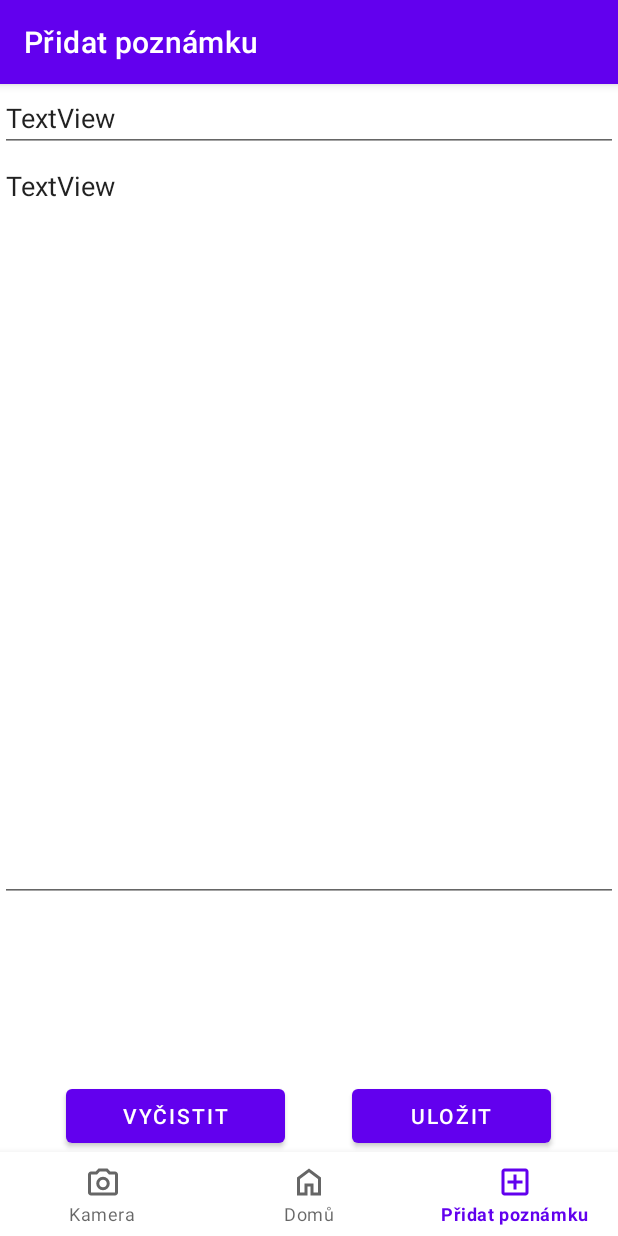
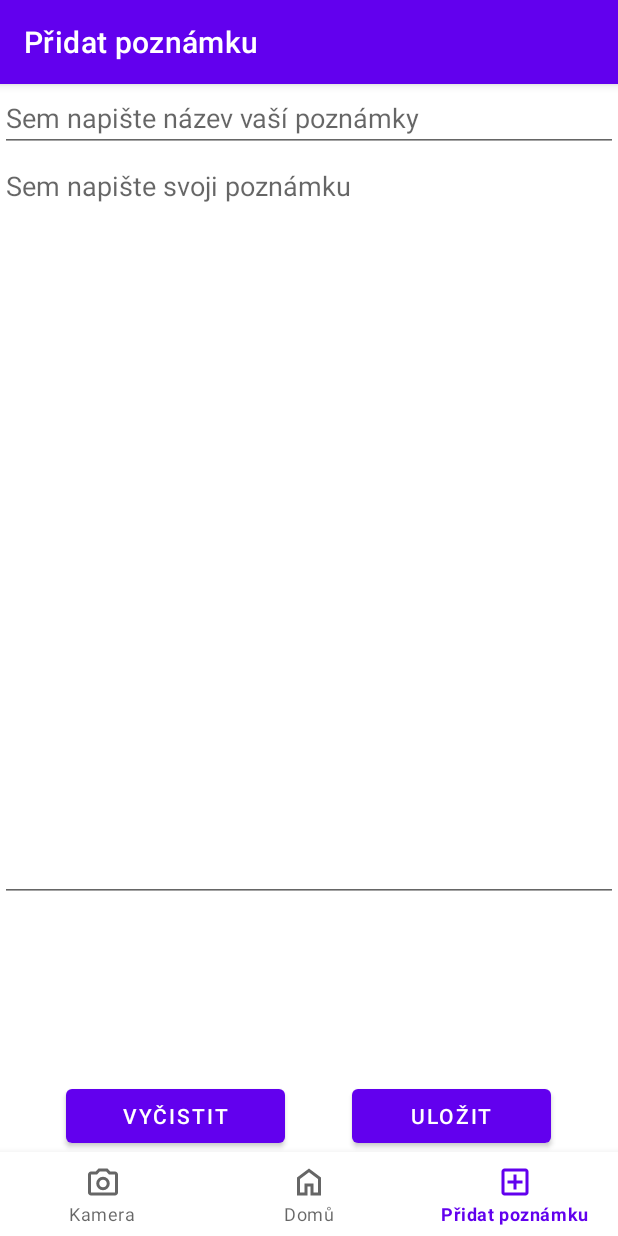
Before and after one commit to kcabfai/FotoNotesApp, an Android app: the AddNoteFragment screen opened through its navigation route, on a phone screen of 412 x 824 dp. Run offline under Robolectric (Android 15) with nearby library versions, the phone set to English and light mode, and no system bars; our stand-ins replace navigation-ui.

Commit message:
updated addNote functionality

```diff
--- a/app/src/main/java/cz/utb/fai/fotonotesapp/ui/addnote/AddNoteFragment.kt
+++ b/app/src/main/java/cz/utb/fai/fotonotesapp/ui/addnote/AddNoteFragment.kt
@@ -4,6 +4,7 @@ import android.os.Bundle
 import android.view.LayoutInflater
 import android.view.View
 import android.view.ViewGroup
+import android.widget.Button
 import android.widget.TextView
 import androidx.fragment.app.Fragment
 import androidx.lifecycle.ViewModelProvider
@@ -28,10 +29,25 @@ class AddNoteFragment : Fragment() {
         _binding = FragmentAddnoteBinding.inflate(inflater, container, false)
         val root: View = binding.root
 
-        /*val textView: TextView = binding.textNotifications
-        addNoteViewModel.text.observe(viewLifecycleOwner) {
-            textView.text = it
-        }*/
+        val clearButton: Button = binding.clearButton
+        val saveButton : Button = binding.saveButton
+
+        clearButton.setOnClickListener {
+            addNoteViewModel.clearNote()
+        }
+
+        saveButton.setOnClickListener {
+            addNoteViewModel.createAndSaveNote(
+                binding.editNoteTitle.text.toString(),
+                binding.editTextTextMultiLine.text.toString()
+            )
+        }
+
+        addNoteViewModel.note.observe(viewLifecycleOwner) {
+            binding.editNoteTitle.setText(it.title)
+            binding.editTextTextMultiLine.setText(it.content)
+        }
+
         return root
     }
 
--- a/app/src/main/java/cz/utb/fai/fotonotesapp/ui/addnote/AddNoteViewModel.kt
+++ b/app/src/main/java/cz/utb/fai/fotonotesapp/ui/addnote/AddNoteViewModel.kt
@@ -3,11 +3,26 @@ package cz.utb.fai.fotonotesapp.ui.addnote
 import androidx.lifecycle.LiveData
 import androidx.lifecycle.MutableLiveData
 import androidx.lifecycle.ViewModel
+import cz.utb.fai.fotonotesapp.model.Note
 
 class AddNoteViewModel : ViewModel() {
+    private var _note = MutableLiveData<Note>()
 
-    private val _text = MutableLiveData<String>().apply {
-        value = "This is notifications Fragment"
+    var note: LiveData<Note> = _note
+
+    fun createAndSaveNote(title: String, content: String) {
+        val newNote = Note(title, content, System.currentTimeMillis())
+        saveNote(newNote)
+        _note.value = newNote
+
     }
-    val text: LiveData<String> = _text
+
+    fun saveNote(note: Note) {
+        //saving data
+    }
+
+    fun clearNote() {
+        _note.value = Note("", "", System.currentTimeMillis())
+    }
+
 }
--- a/app/src/main/res/layout/fragment_addnote.xml
+++ b/app/src/main/res/layout/fragment_addnote.xml
@@ -10,7 +10,8 @@
         android:id="@+id/editNoteTitle"
         android:layout_width="match_parent"
         android:layout_height="wrap_content"
-        android:text="TextView"
+        android:text=""
+        android:hint="Sem napište název vaší poznámky"
         app:layout_constraintTop_toTopOf="parent" />
 
 
@@ -22,7 +23,8 @@
         android:gravity="start|top"
         android:inputType="textMultiLine"
         app:layout_constraintTop_toBottomOf="@+id/editNoteTitle"
-        android:text="TextView"
+        android:hint="Sem napište svoji poznámku"
+        android:text=""
         tools:layout_editor_absoluteX="-16dp" />
 
     <LinearLayout
```
